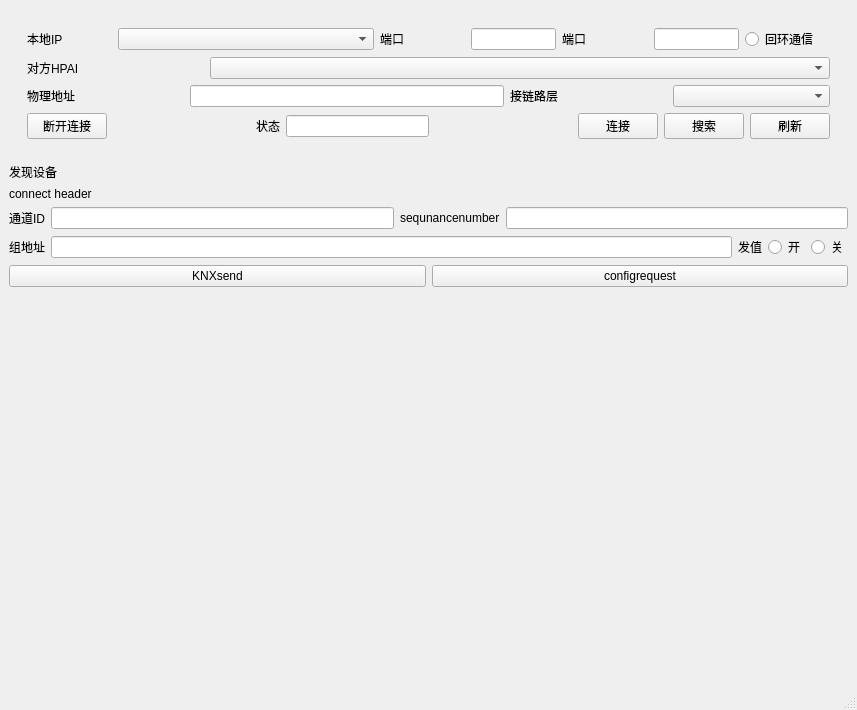
First picture: the form in mainwindow.ui, repository nex-bin/myqtKNX01, before the edit.
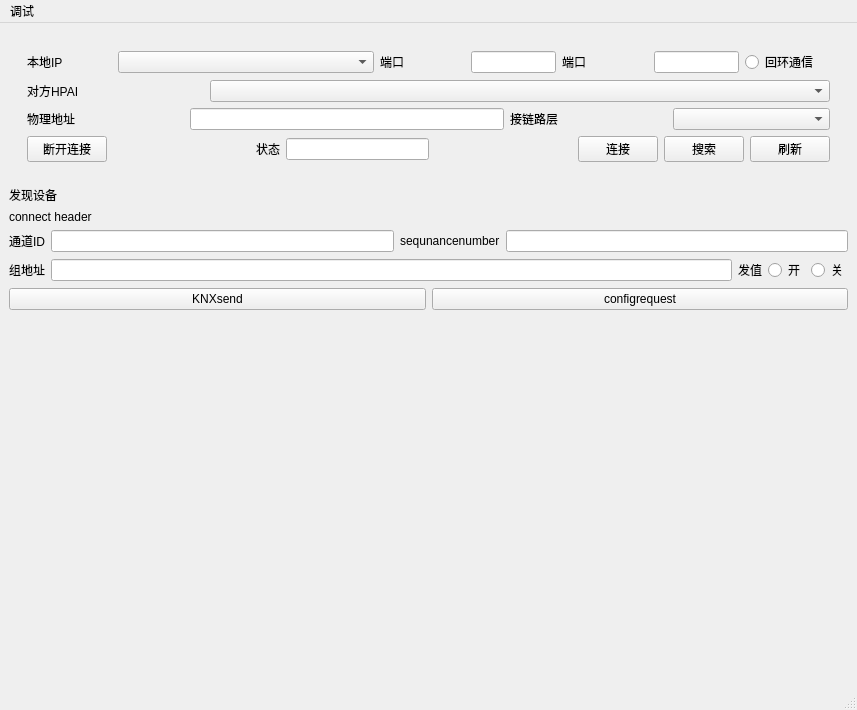
Second picture: the form after the edit.

```diff
--- a/mainwindow.ui
+++ b/mainwindow.ui
@@ -262,7 +262,11 @@
          </widget>
         </item>
         <item>
-         <widget class="QLineEdit" name="lineEdit_7"/>
+         <widget class="QLineEdit" name="lineEdit_7">
+          <property name="text">
+           <string/>
+          </property>
+         </widget>
         </item>
         <item>
          <widget class="QLabel" name="label_12">
@@ -318,6 +322,14 @@
      <height>25</height>
     </rect>
    </property>
+   <widget class="QMenu" name="menu">
+    <property name="title">
+     <string>调试</string>
+    </property>
+    <addaction name="actionKNXnetIp"/>
+    <addaction name="actionUserpage"/>
+   </widget>
+   <addaction name="menu"/>
   </widget>
   <widget class="QStatusBar" name="statusbar"/>
  </widget>
```
Left out of the diff: 10 changed lines with no effect on the pictures.
